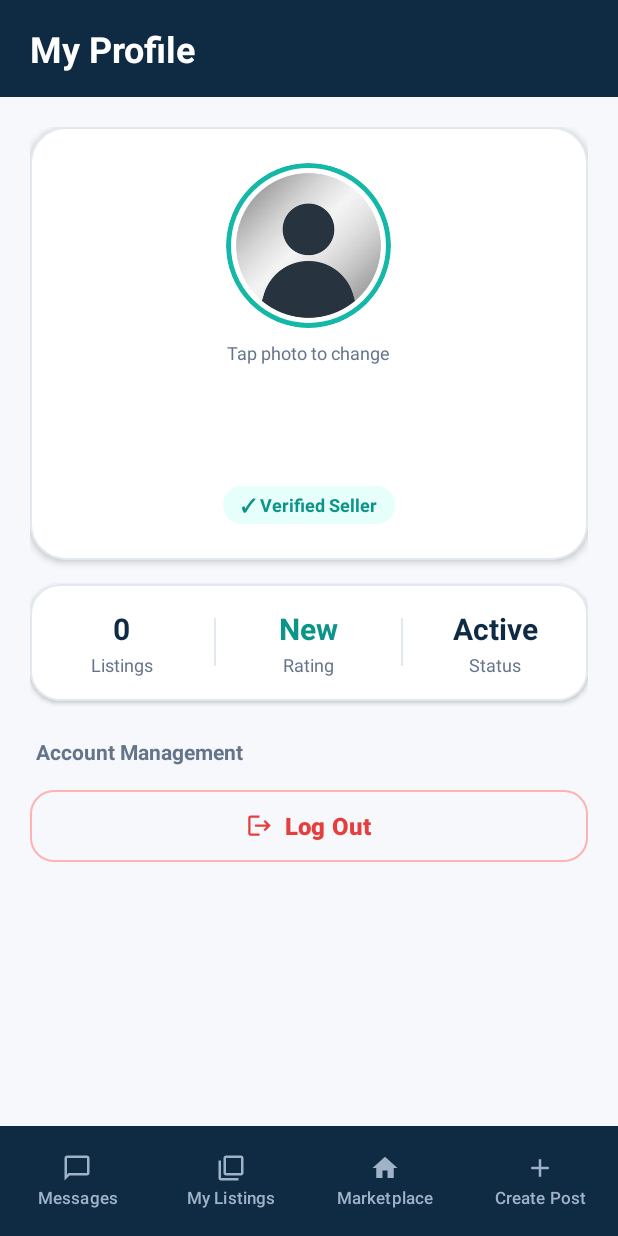
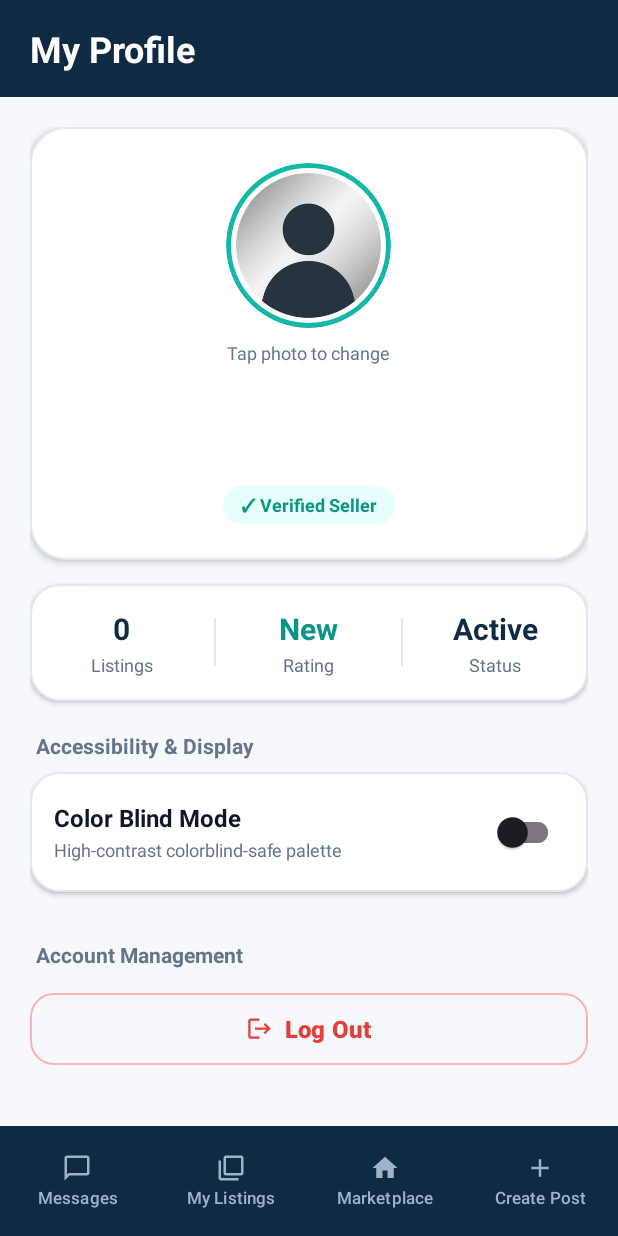
Before and after one commit to koairs/SOFE4640U-FinalProject, an Android app: the screen it shows after launch once a user with an empty profile is signed in (myProfile), after a tap on "Profile", on a phone screen of 412 x 824 dp. Run offline under Robolectric (Android 15) with nearby library versions, the phone set to English and light mode, and no system bars; our stand-ins replace Firebase (no records; nobody signed in at launch, a user with empty details on screens opened directly).

Commit message:
Colour Blind Mode

```diff
--- a/app/src/main/java/com/example/sofe4640ufinalproject/ChatActivity.kt
+++ b/app/src/main/java/com/example/sofe4640ufinalproject/ChatActivity.kt
@@ -76,6 +76,11 @@ class ChatActivity : AppCompatActivity() {
         loadMessages()
     }
 
+    override fun onResume() {
+        super.onResume()
+        ColorBlindHelper.apply(this)
+    }
+
     private fun loadMessages() {
         MessageStore.getMessagesBetween(this, otherUser) { list ->
             adapter.update(list)
--- /dev/null
+++ b/app/src/main/java/com/example/sofe4640ufinalproject/ColorBlindHelper.kt
@@ -0,0 +1,139 @@
+package com.example.sofe4640ufinalproject
+
+import android.app.Activity
+import android.content.Context
+import android.content.res.ColorStateList
+import android.graphics.Color
+import android.graphics.drawable.ColorDrawable
+import android.view.View
+import android.view.ViewGroup
+import android.widget.TextView
+import com.google.android.material.button.MaterialButton
+import com.google.android.material.card.MaterialCardView
+import com.google.android.material.chip.Chip
+import com.google.android.material.textfield.TextInputLayout
+
+object ColorBlindHelper {
+
+    private const val PREF_NAME = "app_preferences"
+    private const val KEY_COLOR_BLIND = "color_blind_mode"
+
+    // Standard Palette
+    val COLOR_PRIMARY_STD = Color.parseColor("#0F2A43")
+    val COLOR_ACCENT_STD = Color.parseColor("#14B8A6")
+    val COLOR_ACCENT_DARK_STD = Color.parseColor("#0D9488")
+    val COLOR_ACCENT_LIGHT_STD = Color.parseColor("#5EEAD4")
+    val COLOR_BG_STD = Color.parseColor("#F6F8FB")
+    val COLOR_TEXT_PRI_STD = Color.parseColor("#0F172A")
+    val COLOR_TEXT_SEC_STD = Color.parseColor("#64748B")
+    val COLOR_NAV_INACTIVE_STD = Color.parseColor("#9FB3C8")
+
+    // High-Contrast Color-Blind Safe Palette
+    val COLOR_PRIMARY_CB = Color.parseColor("#0B192C")      // Deep Navy
+    val COLOR_ACCENT_CB = Color.parseColor("#D97706")       // High-Contrast Amber Gold
+    val COLOR_ACCENT_DARK_CB = Color.parseColor("#B45309")  // Deep Amber
+    val COLOR_ACCENT_LIGHT_CB = Color.parseColor("#FBBF24") // Bright Gold
+    val COLOR_BG_CB = Color.parseColor("#F8FAFC")           // Clean Light Background
+    val COLOR_TEXT_PRI_CB = Color.parseColor("#020617")     // High Contrast Black
+    val COLOR_TEXT_SEC_CB = Color.parseColor("#334155")     // High Contrast Slate
+    val COLOR_NAV_INACTIVE_CB = Color.parseColor("#64748B") // Clear Mid Grey
+
+    fun isColorBlindMode(context: Context): Boolean {
+        val prefs = context.getSharedPreferences(PREF_NAME, Context.MODE_PRIVATE)
+        return prefs.getBoolean(KEY_COLOR_BLIND, false)
+    }
+
+    fun setColorBlindMode(context: Context, enabled: Boolean) {
+        val prefs = context.getSharedPreferences(PREF_NAME, Context.MODE_PRIVATE)
+        prefs.edit().putBoolean(KEY_COLOR_BLIND, enabled).apply()
+    }
+
+    fun apply(activity: Activity) {
+        val isCB = isColorBlindMode(activity)
+        val root = activity.findViewById<View>(android.R.id.content)
+        root?.post {
+            recolorViewTree(root, isCB)
+        }
+    }
+
+    fun recolorViewTree(view: View, isCB: Boolean) {
+        val primary = if (isCB) COLOR_PRIMARY_CB else COLOR_PRIMARY_STD
+        val accent = if (isCB) COLOR_ACCENT_CB else COLOR_ACCENT_STD
+        val accentDark = if (isCB) COLOR_ACCENT_DARK_CB else COLOR_ACCENT_DARK_STD
+        val accentLight = if (isCB) COLOR_ACCENT_LIGHT_CB else COLOR_ACCENT_LIGHT_STD
+        val textPri = if (isCB) COLOR_TEXT_PRI_CB else COLOR_TEXT_PRI_STD
+        val textSec = if (isCB) COLOR_TEXT_SEC_CB else COLOR_TEXT_SEC_STD
+        val navInactive = if (isCB) COLOR_NAV_INACTIVE_CB else COLOR_NAV_INACTIVE_STD
+        val bg = if (isCB) COLOR_BG_CB else COLOR_BG_STD
+
+        val background = view.background
+        if (background is ColorDrawable) {
+            val color = background.color
+            if (color == COLOR_PRIMARY_STD || color == COLOR_PRIMARY_CB) {
+                view.setBackgroundColor(primary)
+            } else if (color == COLOR_BG_STD || color == COLOR_BG_CB) {
+                view.setBackgroundColor(bg)
+            }
+        }
+
+        if (view is MaterialButton) {
+            val currentText = view.currentTextColor
+            if (currentText == COLOR_ACCENT_LIGHT_STD || currentText == COLOR_ACCENT_LIGHT_CB) {
+                view.setTextColor(accentLight)
+                view.iconTint = ColorStateList.valueOf(accentLight)
+            } else if (currentText == COLOR_ACCENT_DARK_STD || currentText == COLOR_ACCENT_DARK_CB) {
+                view.setTextColor(accentDark)
+                view.iconTint = ColorStateList.valueOf(accentDark)
+                view.strokeColor = ColorStateList.valueOf(accent)
+            } else if (currentText == COLOR_NAV_INACTIVE_STD || currentText == COLOR_NAV_INACTIVE_CB) {
+                view.setTextColor(navInactive)
+                view.iconTint = ColorStateList.valueOf(navInactive)
+            } else if (view.backgroundTintList?.defaultColor == COLOR_PRIMARY_STD || view.backgroundTintList?.defaultColor == COLOR_PRIMARY_CB) {
+                view.backgroundTintList = ColorStateList.valueOf(primary)
+            }
+        } else if (view is TextView) {
+            val textColor = view.currentTextColor
+            // Specific check for item & detail price tag views
+            if (view.id == R.id.tvPrice || view.id == R.id.tvDetailPrice) {
+                view.setTextColor(accentDark)
+            } else if (textColor == COLOR_PRIMARY_STD || textColor == COLOR_PRIMARY_CB) {
+                view.setTextColor(primary)
+            } else if (textColor == COLOR_ACCENT_DARK_STD || textColor == COLOR_ACCENT_DARK_CB) {
+                view.setTextColor(accentDark)
+            } else if (textColor == COLOR_ACCENT_LIGHT_STD || textColor == COLOR_ACCENT_LIGHT_CB) {
+                view.setTextColor(accentLight)
+            } else if (textColor == COLOR_TEXT_PRI_STD || textColor == COLOR_TEXT_PRI_CB) {
+                view.setTextColor(textPri)
+            } else if (textColor == COLOR_TEXT_SEC_STD || textColor == COLOR_TEXT_SEC_CB) {
+                view.setTextColor(textSec)
+            } else if (textColor == COLOR_NAV_INACTIVE_STD || textColor == COLOR_NAV_INACTIVE_CB) {
+                view.setTextColor(navInactive)
+            }
+        }
+
+        if (view is MaterialCardView) {
+            val currentStroke = view.strokeColorStateList?.defaultColor ?: 0
+            if (currentStroke == COLOR_ACCENT_STD || currentStroke == COLOR_ACCENT_CB) {
+                view.strokeColor = accent
+            }
+        }
+
+        if (view is TextInputLayout) {
+            view.boxStrokeColor = accent
+            view.setHintTextColor(ColorStateList.valueOf(accentDark))
+        }
+
+        if (view is Chip) {
+            if (view.isChecked) {
+                view.chipBackgroundColor = ColorStateList.valueOf(primary)
+                view.setTextColor(Color.WHITE)
+            }
+        }
+
+        if (view is ViewGroup) {
+            for (i in 0 until view.childCount) {
+                recolorViewTree(view.getChildAt(i), isCB)
+            }
+        }
+    }
+}
--- a/app/src/main/java/com/example/sofe4640ufinalproject/Homepage.kt
+++ b/app/src/main/java/com/example/sofe4640ufinalproject/Homepage.kt
@@ -29,7 +29,6 @@ class Homepage : AppCompatActivity() {
         rv.layoutManager = LinearLayoutManager(this)
         rv.adapter = adapter
 
-
         etSearch = findViewById(R.id.etSearch)
         etSearch.doOnTextChanged { _, _, _, _ -> applyFilter() }
 
@@ -58,6 +57,7 @@ class Homepage : AppCompatActivity() {
 
     override fun onResume() {
         super.onResume()
+        ColorBlindHelper.apply(this)
         ListingStore.loadAll(this) {
             allListings = it
             applyFilter()
--- a/app/src/main/java/com/example/sofe4640ufinalproject/ListingAdapter.kt
+++ b/app/src/main/java/com/example/sofe4640ufinalproject/ListingAdapter.kt
@@ -31,6 +31,9 @@ class ListingAdapter(private var items: List<Listing>) :
         val item = items[position]
         holder.title.text = item.title
         holder.price.text = item.price
+
+        val isCB = ColorBlindHelper.isColorBlindMode(holder.itemView.context)
+        ColorBlindHelper.recolorViewTree(holder.itemView, isCB)
 
         RatingStore.summary(holder.itemView.context, item.ownerId) { summary ->
             val rating = RatingStore.label(summary)
--- a/app/src/main/java/com/example/sofe4640ufinalproject/ListingDetailActivity.kt
+++ b/app/src/main/java/com/example/sofe4640ufinalproject/ListingDetailActivity.kt
@@ -130,6 +130,7 @@ class ListingDetailActivity : AppCompatActivity() {
 
     override fun onResume() {
         super.onResume()
+        ColorBlindHelper.apply(this)
         refreshSeller()
     }
 
--- a/app/src/main/java/com/example/sofe4640ufinalproject/MainActivity.kt
+++ b/app/src/main/java/com/example/sofe4640ufinalproject/MainActivity.kt
@@ -68,6 +68,11 @@ class MainActivity : AppCompatActivity() {
         }
     }
 
+    override fun onResume() {
+        super.onResume()
+        ColorBlindHelper.apply(this)
+    }
+
     private fun goToHome() {
         startActivity(Intent(this, Homepage::class.java))
         finish()
--- a/app/src/main/java/com/example/sofe4640ufinalproject/Messages.kt
+++ b/app/src/main/java/com/example/sofe4640ufinalproject/Messages.kt
@@ -63,6 +63,7 @@ class Messages : AppCompatActivity() {
 
     override fun onResume() {
         super.onResume()
+        ColorBlindHelper.apply(this)
         MessageStore.getRecentConversations(this) { list ->
             allConversations = list
             applyFilter()
--- a/app/src/main/java/com/example/sofe4640ufinalproject/SignUpActivity.kt
+++ b/app/src/main/java/com/example/sofe4640ufinalproject/SignUpActivity.kt
@@ -72,4 +72,9 @@ class SignUpActivity : AppCompatActivity() {
             finish() // goes back to the login screen
         }
     }
+
+    override fun onResume() {
+        super.onResume()
+        ColorBlindHelper.apply(this)
+    }
 }
--- a/app/src/main/java/com/example/sofe4640ufinalproject/myListings.kt
+++ b/app/src/main/java/com/example/sofe4640ufinalproject/myListings.kt
@@ -48,6 +48,7 @@ class myListings : AppCompatActivity() {
 
     override fun onResume() {
         super.onResume()
+        ColorBlindHelper.apply(this)
         ListingStore.loadMine(this) { adapter.update(it) }
     }
 }
--- a/app/src/main/java/com/example/sofe4640ufinalproject/myProfile.kt
+++ b/app/src/main/java/com/example/sofe4640ufinalproject/myProfile.kt
@@ -13,6 +13,7 @@ import androidx.appcompat.app.AppCompatActivity
 import androidx.core.view.ViewCompat
 import androidx.core.view.WindowInsetsCompat
 import com.bumptech.glide.Glide
+import com.google.android.material.switchmaterial.SwitchMaterial
 import com.google.firebase.auth.FirebaseAuth
 import java.io.File
 
@@ -59,6 +60,13 @@ class myProfile : AppCompatActivity() {
             )
         }
 
+        val switchColorBlind = findViewById<SwitchMaterial>(R.id.switchColorBlind)
+        switchColorBlind?.isChecked = ColorBlindHelper.isColorBlindMode(this)
+        switchColorBlind?.setOnCheckedChangeListener { _, isChecked ->
+            ColorBlindHelper.setColorBlindMode(this, isChecked)
+            recreate()
+        }
+
         val btnLogout = findViewById<Button>(R.id.btnLogout)
         btnLogout.setOnClickListener {
             FirebaseAuth.getInstance().signOut()
@@ -85,10 +93,13 @@ class myProfile : AppCompatActivity() {
             v.setPadding(systemBars.left, systemBars.top, systemBars.right, systemBars.bottom)
             insets
         }
+
+        ColorBlindHelper.apply(this)
     }
 
     override fun onResume() {
         super.onResume()
+        ColorBlindHelper.apply(this)
         loadAvatar()
         ListingStore.loadMine(this) { list ->
             findViewById<TextView>(R.id.tvListingsCount)?.text = list.size.toString()
--- a/app/src/main/java/com/example/sofe4640ufinalproject/postCreation.kt
+++ b/app/src/main/java/com/example/sofe4640ufinalproject/postCreation.kt
@@ -134,6 +134,11 @@ class postCreation : AppCompatActivity() {
         }
     }
 
+    override fun onResume() {
+        super.onResume()
+        ColorBlindHelper.apply(this)
+    }
+
     private fun newMediaFile(ext: String): File {
         val dir = File(getExternalFilesDir(null), "media").apply { mkdirs() }
         return File(dir, "MEDIA_${System.currentTimeMillis()}.$ext")
--- a/app/src/main/res/layout/activity_my_profile.xml
+++ b/app/src/main/res/layout/activity_my_profile.xml
@@ -231,12 +231,71 @@
                 </LinearLayout>
             </com.google.android.material.card.MaterialCardView>
 
+            <!-- Accessibility & Appearance Section -->
+            <TextView
+                android:layout_width="wrap_content"
+                android:layout_height="wrap_content"
+                android:layout_marginStart="4dp"
+                android:layout_marginTop="20dp"
+                android:layout_marginBottom="8dp"
+                android:text="Accessibility &amp; Display"
+                android:textColor="@color/text_secondary"
+                android:textSize="14sp"
+                android:textStyle="bold" />
+
+            <com.google.android.material.card.MaterialCardView
+                android:layout_width="match_parent"
+                android:layout_height="wrap_content"
+                android:layout_marginBottom="16dp"
+                app:cardBackgroundColor="@color/surface"
+                app:cardCornerRadius="20dp"
+                app:cardElevation="2dp"
+                app:strokeColor="@color/divider"
+                app:strokeWidth="1dp">
+
+                <LinearLayout
+                    android:layout_width="match_parent"
+                    android:layout_height="wrap_content"
+                    android:gravity="center_vertical"
+                    android:orientation="horizontal"
+                    android:padding="16dp">
+
+                    <LinearLayout
+                        android:layout_width="0dp"
+                        android:layout_height="wrap_content"
+                        android:layout_weight="1"
+                        android:orientation="vertical">
+
+                        <TextView
+                            android:layout_width="wrap_content"
+                            android:layout_height="wrap_content"
+                            android:text="Color Blind Mode"
+                            android:textColor="@color/text_primary"
+                            android:textSize="16sp"
+                            android:textStyle="bold" />
+
+                        <TextView
+                            android:layout_width="wrap_content"
+                            android:layout_height="wrap_content"
+                            android:layout_marginTop="2dp"
+                            android:text="High-contrast colorblind-safe palette"
+                            android:textColor="@color/text_secondary"
+                            android:textSize="12sp" />
+                    </LinearLayout>
+
+                    <com.google.android.material.switchmaterial.SwitchMaterial
+                        android:id="@+id/switchColorBlind"
+                        android:layout_width="wrap_content"
+                        android:layout_height="wrap_content" />
+                </LinearLayout>
+            </com.google.android.material.card.MaterialCardView>
+
             <!-- Actions Section -->
             <TextView
                 android:layout_width="wrap_content"
                 android:layout_height="wrap_content"
                 android:layout_marginStart="4dp"
-                android:layout_marginTop="24dp"
+                android:layout_marginTop="16dp"
                 android:layout_marginBottom="12dp"
                 android:text="Account Management"
                 android:textColor="@color/text_secondary"
```
Also changed, not shown: app/src/main/res/values/colors.xml (+12 -0 lines).
